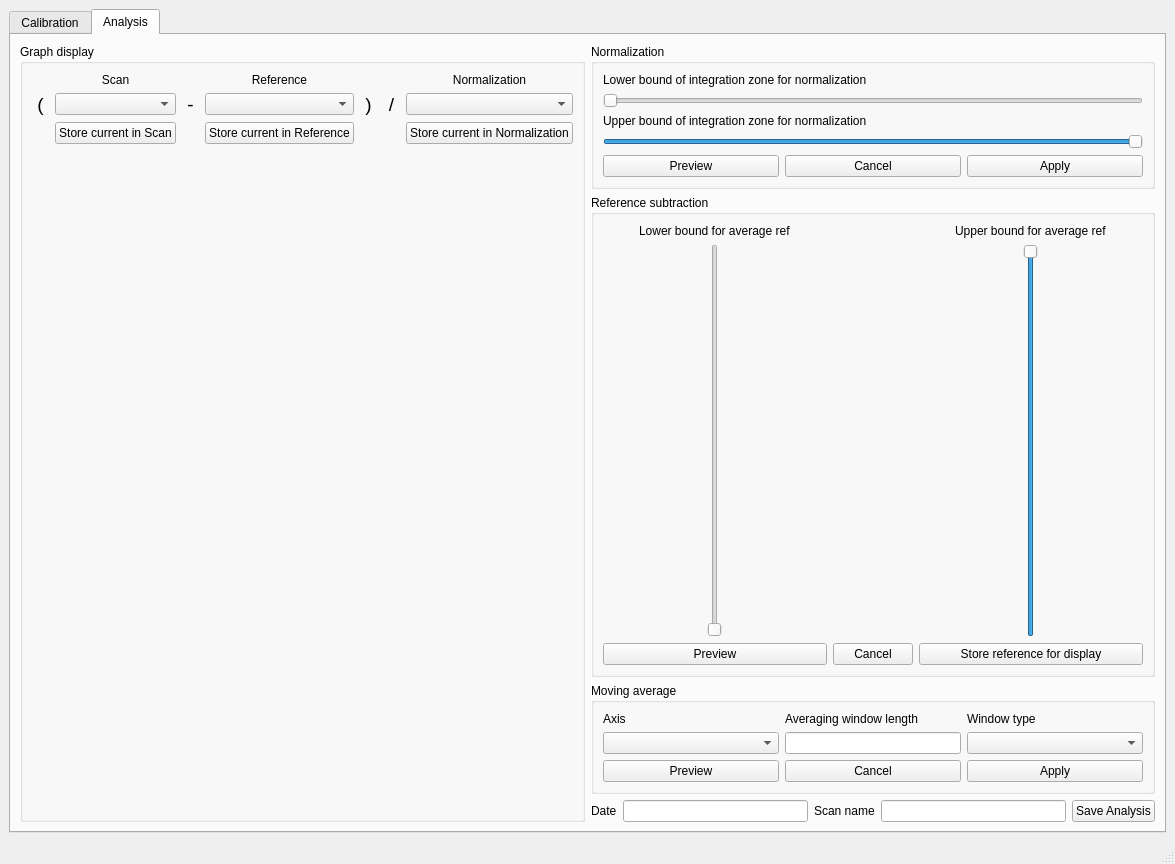
Before: the Qt Designer form gui_layout/lh_gui.ui in cedschmidt/Geneva-analysis, drawn with Qt 5.
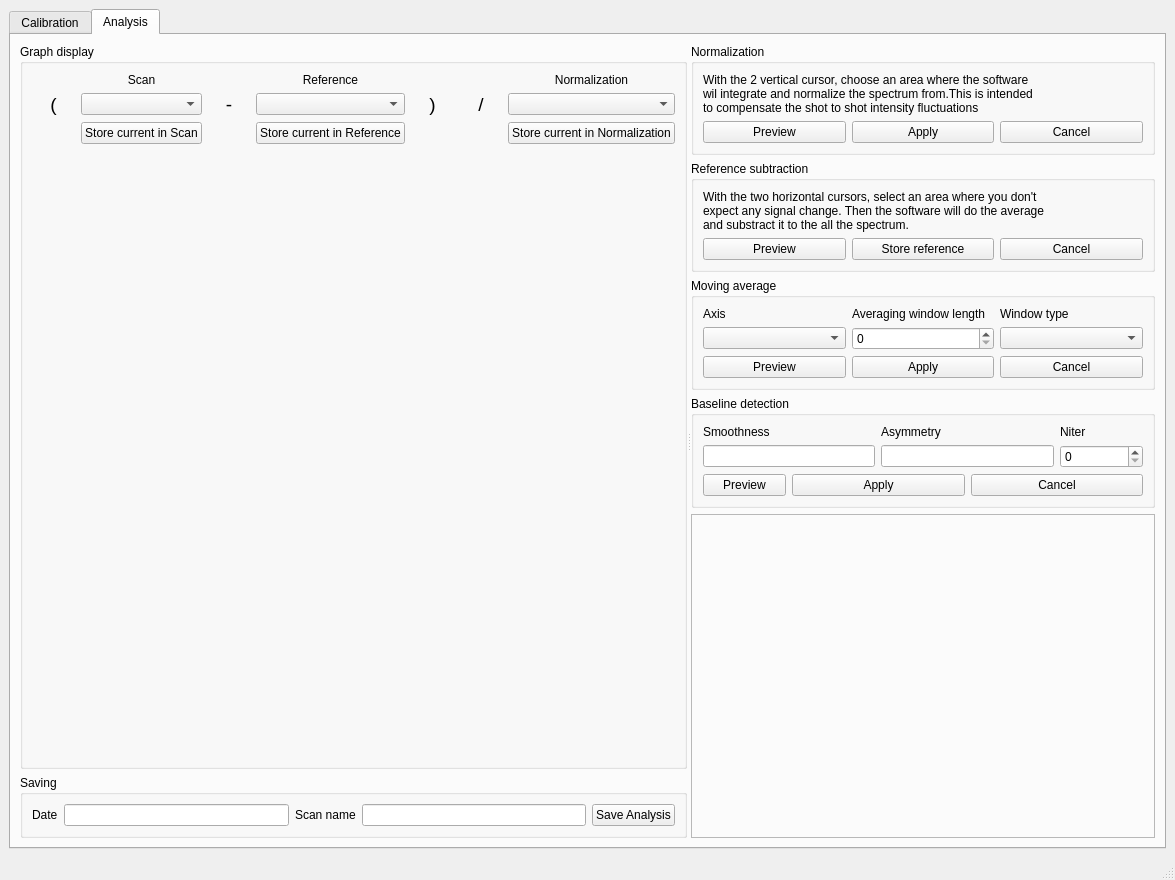
After: the same form once the commit is applied. The open tabs and pages were chosen to show the change.

```diff
--- a/gui_layout/lh_gui.ui
+++ b/gui_layout/lh_gui.ui
@@ -7,7 +7,7 @@
     <x>0</x>
     <y>0</y>
     <width>1175</width>
-    <height>864</height>
+    <height>880</height>
    </rect>
   </property>
   <property name="sizePolicy">
@@ -29,6 +29,9 @@
       <property name="currentIndex">
        <number>0</number>
       </property>
+      <property name="elideMode">
+       <enum>Qt::ElideLeft</enum>
+      </property>
       <widget class="QWidget" name="Calibration">
        <attribute name="title">
         <string>Calibration</string>
@@ -479,7 +482,14 @@
        <attribute name="title">
         <string>Analysis</string>
        </attribute>
-       <layout class="QHBoxLayout" name="horizontalLayout_2">
+       <layout class="QVBoxLayout" name="verticalLayout_11">
+        <item>
+         <widget class="QSplitter" name="splitter">
+          <property name="orientation">
+           <enum>Qt::Horizontal</enum>
+          </property>
+          <widget class="QWidget" name="layoutWidget">
+           <layout class="QVBoxLayout" name="verticalLayout_9">
         <item>
          <widget class="QGroupBox" name="groupBox">
           <property name="sizePolicy">
@@ -631,8 +641,96 @@
          </widget>
         </item>
         <item>
-         <layout class="QGridLayout" name="gridLayout_10">
-          <item row="0" column="0">
+             <widget class="QGroupBox" name="groupBox_5">
+              <property name="sizePolicy">
+               <sizepolicy hsizetype="Expanding" vsizetype="Fixed">
+                <horstretch>0</horstretch>
+                <verstretch>0</verstretch>
+               </sizepolicy>
+              </property>
+              <property name="title">
+               <string>Saving</string>
+              </property>
+              <layout class="QHBoxLayout" name="horizontalLayout_2">
+               <item>
+                <widget class="QLabel" name="label">
+                 <property name="sizePolicy">
+                  <sizepolicy hsizetype="Preferred" vsizetype="Minimum">
+                   <horstretch>0</horstretch>
+                   <verstretch>0</verstretch>
+                  </sizepolicy>
+                 </property>
+                 <property name="maximumSize">
+                  <size>
+                   <width>16777215</width>
+                   <height>24</height>
+                  </size>
+                 </property>
+                 <property name="text">
+                  <string>Date</string>
+                 </property>
+                </widget>
+               </item>
+               <item>
+                <widget class="QLineEdit" name="dateEdit">
+                 <property name="maximumSize">
+                  <size>
+                   <width>16777215</width>
+                   <height>24</height>
+                  </size>
+                 </property>
+                </widget>
+               </item>
+               <item>
+                <widget class="QLabel" name="label_2">
+                 <property name="sizePolicy">
+                  <sizepolicy hsizetype="Preferred" vsizetype="Minimum">
+                   <horstretch>0</horstretch>
+                   <verstretch>0</verstretch>
+                  </sizepolicy>
+                 </property>
+                 <property name="maximumSize">
+                  <size>
+                   <width>16777215</width>
+                   <height>24</height>
+                  </size>
+                 </property>
+                 <property name="text">
+                  <string>Scan name</string>
+                 </property>
+                </widget>
+               </item>
+               <item>
+                <widget class="QLineEdit" name="nameEdit">
+                 <property name="maximumSize">
+                  <size>
+                   <width>16777215</width>
+                   <height>24</height>
+                  </size>
+                 </property>
+                </widget>
+               </item>
+               <item>
+                <widget class="QPushButton" name="saveButton">
+                 <property name="maximumSize">
+                  <size>
+                   <width>16777215</width>
+                   <height>24</height>
+                  </size>
+                 </property>
+                 <property name="text">
+                  <string>Save Analysis</string>
+                 </property>
+                </widget>
+               </item>
+              </layout>
+             </widget>
+            </item>
+           </layout>
+          </widget>
+          <widget class="QWidget" name="layoutWidget">
+           <layout class="QVBoxLayout" name="verticalLayout_10">
+            <item>
            <widget class="QGroupBox" name="groupBox_2">
             <property name="sizePolicy">
              <sizepolicy hsizetype="Minimum" vsizetype="Preferred">
@@ -645,65 +743,61 @@
             </property>
             <layout class="QVBoxLayout" name="verticalLayout_5">
              <item>
-              <layout class="QGridLayout" name="gridLayout_7">
-               <item row="0" column="0" colspan="3">
-                <widget class="QLabel" name="label_17">
+                <widget class="QLabel" name="label_20">
                  <property name="text">
-                  <string>Lower bound of integration zone for normalization</string>
+                  <string>With the 2 vertical cursor, choose an area where the software 
+wil integrate and normalize the spectrum from.This is intended 
+to compensate the shot to shot intensity fluctuations</string>
                  </property>
                 </widget>
                </item>
-               <item row="2" column="0" colspan="3">
-                <widget class="QLabel" name="label_18">
-                 <property name="text">
-                  <string>Upper bound of integration zone for normalization</string>
-                 </property>
-                </widget>
-               </item>
-               <item row="4" column="0">
+               <item>
+                <layout class="QHBoxLayout" name="horizontalLayout_3">
+                 <item>
                 <widget class="QPushButton" name="normalizationPre">
+                   <property name="sizePolicy">
+                    <sizepolicy hsizetype="Preferred" vsizetype="Fixed">
+                     <horstretch>0</horstretch>
+                     <verstretch>0</verstretch>
+                    </sizepolicy>
+                   </property>
                  <property name="text">
                   <string>Preview</string>
                  </property>
                 </widget>
                </item>
-               <item row="4" column="1">
-                <widget class="QPushButton" name="normalizationCan">
-                 <property name="text">
-                  <string>Cancel</string>
-                 </property>
-                </widget>
-               </item>
-               <item row="4" column="2">
+                 <item>
                 <widget class="QPushButton" name="normalizationApp">
+                   <property name="sizePolicy">
+                    <sizepolicy hsizetype="Preferred" vsizetype="Fixed">
+                     <horstretch>0</horstretch>
+                     <verstretch>0</verstretch>
+                    </sizepolicy>
+                   </property>
                  <property name="text">
                   <string>Apply</string>
                  </property>
                 </widget>
                </item>
-               <item row="3" column="0" colspan="3">
-                <widget class="QSlider" name="upBoundNorm">
-                 <property name="value">
-                  <number>99</number>
-                 </property>
-                 <property name="orientation">
-                  <enum>Qt::Horizontal</enum>
+                 <item>
+                  <widget class="QPushButton" name="normalizationCan">
+                   <property name="sizePolicy">
+                    <sizepolicy hsizetype="Preferred" vsizetype="Fixed">
+                     <horstretch>0</horstretch>
+                     <verstretch>0</verstretch>
+                    </sizepolicy>
+                   </property>
+                   <property name="text">
+                    <string>Cancel</string>
                  </property>
                 </widget>
                </item>
-               <item row="1" column="0" colspan="3">
-                <widget class="QSlider" name="lowBoundNorm">
-                 <property name="orientation">
-                  <enum>Qt::Horizontal</enum>
-                 </property>
-                </widget>
-               </item>
               </layout>
              </item>
             </layout>
            </widget>
           </item>
-          <item row="1" column="0">
+            <item>
            <widget class="QGroupBox" name="groupBox_3">
             <property name="sizePolicy">
              <sizepolicy hsizetype="Minimum" vsizetype="Preferred">
@@ -714,20 +808,22 @@
             <property name="title">
              <string>Reference subtraction</string>
             </property>
-            <layout class="QVBoxLayout" name="verticalLayout_8">
+              <layout class="QVBoxLayout" name="verticalLayout_7">
              <item>
-              <layout class="QGridLayout" name="gridLayout_8">
-               <item row="0" column="2" alignment="Qt::AlignHCenter">
-                <widget class="QLabel" name="label_20">
+                <widget class="QLabel" name="label_24">
                  <property name="text">
-                  <string>Upper bound for average ref</string>
+                  <string>With the two horizontal cursors, select an area where you don't 
+expect any signal change. Then the software will do the average 
+and substract it to the all the spectrum.</string>
                  </property>
                 </widget>
                </item>
-               <item row="2" column="0">
+               <item>
+                <layout class="QGridLayout" name="gridLayout_7">
+                 <item row="0" column="0">
                 <widget class="QPushButton" name="referencePre">
                  <property name="sizePolicy">
-                  <sizepolicy hsizetype="Expanding" vsizetype="Fixed">
+                    <sizepolicy hsizetype="Preferred" vsizetype="Fixed">
                    <horstretch>0</horstretch>
                    <verstretch>0</verstretch>
                   </sizepolicy>
@@ -737,45 +833,27 @@
                  </property>
                 </widget>
                </item>
-               <item row="1" column="2" alignment="Qt::AlignHCenter">
-                <widget class="QSlider" name="upBoundRef">
-                 <property name="value">
-                  <number>99</number>
-                 </property>
-                 <property name="orientation">
-                  <enum>Qt::Vertical</enum>
-                 </property>
-                </widget>
-               </item>
-               <item row="0" column="0" alignment="Qt::AlignHCenter">
-                <widget class="QLabel" name="label_19">
-                 <property name="text">
-                  <string>Lower bound for average ref</string>
-                 </property>
-                </widget>
-               </item>
-               <item row="1" column="0" alignment="Qt::AlignHCenter">
-                <widget class="QSlider" name="lowBoundRef">
-                 <property name="orientation">
-                  <enum>Qt::Vertical</enum>
-                 </property>
-                </widget>
-               </item>
-               <item row="2" column="2">
+                 <item row="0" column="1">
                 <widget class="QPushButton" name="referenceApp">
                  <property name="sizePolicy">
-                  <sizepolicy hsizetype="Expanding" vsizetype="Fixed">
+                    <sizepolicy hsizetype="Preferred" vsizetype="Fixed">
                    <horstretch>0</horstretch>
                    <verstretch>0</verstretch>
                   </sizepolicy>
                  </property>
                  <property name="text">
-                  <string>Store reference for display</string>
+                    <string>Store reference</string>
                  </property>
                 </widget>
                </item>
-               <item row="2" column="1">
+                 <item row="0" column="2">
                 <widget class="QPushButton" name="referenceCan">
+                   <property name="sizePolicy">
+                    <sizepolicy hsizetype="Preferred" vsizetype="Fixed">
+                     <horstretch>0</horstretch>
+                     <verstretch>0</verstretch>
+                    </sizepolicy>
+                   </property>
                  <property name="text">
                   <string>Cancel</string>
                  </property>
@@ -786,82 +864,7 @@
             </layout>
            </widget>
           </item>
-          <item row="3" column="0">
-           <layout class="QGridLayout" name="gridLayout_3">
-            <item row="0" column="0">
-             <widget class="QLabel" name="label">
-              <property name="sizePolicy">
-               <sizepolicy hsizetype="Preferred" vsizetype="Minimum">
-                <horstretch>0</horstretch>
-                <verstretch>0</verstretch>
-               </sizepolicy>
-              </property>
-              <property name="maximumSize">
-               <size>
-                <width>16777215</width>
-                <height>24</height>
-               </size>
-              </property>
-              <property name="text">
-               <string>Date</string>
-              </property>
-             </widget>
-            </item>
-            <item row="0" column="1">
-             <widget class="QLineEdit" name="dateEdit">
-              <property name="maximumSize">
-               <size>
-                <width>16777215</width>
-                <height>24</height>
-               </size>
-              </property>
-             </widget>
-            </item>
-            <item row="0" column="2">
-             <widget class="QLabel" name="label_2">
-              <property name="sizePolicy">
-               <sizepolicy hsizetype="Preferred" vsizetype="Minimum">
-                <horstretch>0</horstretch>
-                <verstretch>0</verstretch>
-               </sizepolicy>
-              </property>
-              <property name="maximumSize">
-               <size>
-                <width>16777215</width>
-                <height>24</height>
-               </size>
-              </property>
-              <property name="text">
-               <string>Scan name</string>
-              </property>
-             </widget>
-            </item>
-            <item row="0" column="3">
-             <widget class="QLineEdit" name="nameEdit">
-              <property name="maximumSize">
-               <size>
-                <width>16777215</width>
-                <height>24</height>
-               </size>
-              </property>
-             </widget>
-            </item>
-            <item row="0" column="4">
-             <widget class="QPushButton" name="saveButton">
-              <property name="maximumSize">
-               <size>
-                <width>16777215</width>
-                <height>24</height>
-               </size>
-              </property>
-              <property name="text">
-               <string>Save Analysis</string>
-              </property>
-             </widget>
-            </item>
-           </layout>
-          </item>
-          <item row="2" column="0">
+            <item>
            <widget class="QGroupBox" name="groupBox_4">
             <property name="sizePolicy">
              <sizepolicy hsizetype="Minimum" vsizetype="Preferred">
@@ -874,9 +877,15 @@
             </property>
             <layout class="QVBoxLayout" name="verticalLayout_4">
              <item>
-              <layout class="QGridLayout" name="gridLayout_9">
+                <layout class="QGridLayout" name="gridLayout_3">
                <item row="0" column="0">
                 <widget class="QLabel" name="label_23">
+                   <property name="sizePolicy">
+                    <sizepolicy hsizetype="Preferred" vsizetype="Preferred">
+                     <horstretch>0</horstretch>
+                     <verstretch>0</verstretch>
+                    </sizepolicy>
+                   </property>
                  <property name="text">
                   <string>Axis</string>
                  </property>
@@ -884,6 +893,12 @@
                </item>
                <item row="0" column="1">
                 <widget class="QLabel" name="label_22">
+                   <property name="sizePolicy">
+                    <sizepolicy hsizetype="Preferred" vsizetype="Preferred">
+                     <horstretch>0</horstretch>
+                     <verstretch>0</verstretch>
+                    </sizepolicy>
+                   </property>
                  <property name="text">
                   <string>Averaging window length</string>
                  </property>
@@ -891,16 +906,22 @@
                </item>
                <item row="0" column="2">
                 <widget class="QLabel" name="label_21">
+                   <property name="sizePolicy">
+                    <sizepolicy hsizetype="Preferred" vsizetype="Preferred">
+                     <horstretch>0</horstretch>
+                     <verstretch>0</verstretch>
+                    </sizepolicy>
+                   </property>
                  <property name="text">
                   <string>Window type</string>
                  </property>
                 </widget>
                </item>
                <item row="1" column="0">
-                <widget class="QComboBox" name="axisBox"/>
-               </item>
-               <item row="1" column="1">
-                <widget class="QLineEdit" name="windowLenEdit">
+                  <widget class="QComboBox" name="axisBox">
+                   <property name="enabled">
+                    <bool>true</bool>
+                   </property>
                  <property name="sizePolicy">
                   <sizepolicy hsizetype="Preferred" vsizetype="Fixed">
                    <horstretch>0</horstretch>
@@ -909,9 +930,29 @@
                  </property>
                 </widget>
                </item>
+                 <item row="1" column="1">
+                  <widget class="QSpinBox" name="windowLenEdit">
+                   <property name="maximum">
+                    <number>1000</number>
+                   </property>
+                  </widget>
+                 </item>
                <item row="1" column="2">
                 <widget class="QComboBox" name="windowBox"/>
                </item>
+                 <item row="2" column="1">
+                  <widget class="QPushButton" name="movingApp">
+                   <property name="sizePolicy">
+                    <sizepolicy hsizetype="Preferred" vsizetype="Fixed">
+                     <horstretch>0</horstretch>
+                     <verstretch>0</verstretch>
+                    </sizepolicy>
+                   </property>
+                   <property name="text">
+                    <string>Apply</string>
+                   </property>
+                  </widget>
+                 </item>
                <item row="2" column="0">
                 <widget class="QPushButton" name="movingPre">
                  <property name="sizePolicy">
@@ -925,7 +966,7 @@
                  </property>
                 </widget>
                </item>
-               <item row="2" column="1">
+                 <item row="2" column="2">
                 <widget class="QPushButton" name="movingCan">
                  <property name="sizePolicy">
                   <sizepolicy hsizetype="Preferred" vsizetype="Fixed">
@@ -938,8 +979,50 @@
                  </property>
                 </widget>
                </item>
-               <item row="2" column="2">
-                <widget class="QPushButton" name="movingApp">
+                </layout>
+               </item>
+              </layout>
+             </widget>
+            </item>
+            <item>
+             <widget class="QGroupBox" name="groupBox_6">
+              <property name="title">
+               <string>Baseline detection</string>
+              </property>
+              <layout class="QVBoxLayout" name="verticalLayout_8">
+               <item>
+                <layout class="QGridLayout" name="gridLayout_8">
+                 <item row="0" column="4">
+                  <widget class="QLabel" name="label_19">
+                   <property name="text">
+                    <string>Niter</string>
+                   </property>
+                  </widget>
+                 </item>
+                 <item row="1" column="0" colspan="2">
+                  <widget class="QLineEdit" name="smoothness"/>
+                 </item>
+                 <item row="1" column="2" colspan="2">
+                  <widget class="QLineEdit" name="asymmetry"/>
+                 </item>
+                 <item row="1" column="4">
+                  <widget class="QSpinBox" name="Niter"/>
+                 </item>
+                 <item row="2" column="0">
+                  <widget class="QPushButton" name="basePre">
+                   <property name="sizePolicy">
+                    <sizepolicy hsizetype="Preferred" vsizetype="Fixed">
+                     <horstretch>0</horstretch>
+                     <verstretch>0</verstretch>
+                    </sizepolicy>
+                   </property>
+                   <property name="text">
+                    <string>Preview</string>
+                   </property>
+                  </widget>
+                 </item>
+                 <item row="2" column="1" colspan="2">
+                  <widget class="QPushButton" name="baseApp">
                  <property name="sizePolicy">
                   <sizepolicy hsizetype="Preferred" vsizetype="Fixed">
                    <horstretch>0</horstretch>
@@ -951,12 +1034,58 @@
                  </property>
                 </widget>
                </item>
+                 <item row="2" column="3" colspan="2">
+                  <widget class="QPushButton" name="baseCan">
+                   <property name="sizePolicy">
+                    <sizepolicy hsizetype="Preferred" vsizetype="Fixed">
+                     <horstretch>0</horstretch>
+                     <verstretch>0</verstretch>
+                    </sizepolicy>
+                   </property>
+                   <property name="text">
+                    <string>Cancel</string>
+                   </property>
+                  </widget>
+                 </item>
+                 <item row="0" column="0" colspan="2">
+                  <widget class="QLabel" name="label_17">
+                   <property name="text">
+                    <string>Smoothness</string>
+                   </property>
+                  </widget>
+                 </item>
+                 <item row="0" column="2" colspan="2">
+                  <widget class="QLabel" name="label_18">
+                   <property name="text">
+                    <string>Asymmetry</string>
+                   </property>
+                  </widget>
+                 </item>
               </layout>
              </item>
             </layout>
            </widget>
           </item>
-         </layout>
+            <item>
+             <widget class="QFrame" name="frame_2">
+              <property name="sizePolicy">
+               <sizepolicy hsizetype="Expanding" vsizetype="Expanding">
+                <horstretch>0</horstretch>
+                <verstretch>0</verstretch>
+               </sizepolicy>
+              </property>
+              <property name="frameShape">
+               <enum>QFrame::StyledPanel</enum>
+              </property>
+              <property name="frameShadow">
+               <enum>QFrame::Raised</enum>
+              </property>
+              <layout class="QVBoxLayout" name="backBaseline"/>
+             </widget>
+            </item>
+           </layout>
+          </widget>
+         </widget>
         </item>
        </layout>
       </widget>
```
Left out of the diff: 213 changed lines with no effect on the pictures. Lines whose indentation alone changed are shown as unchanged.
